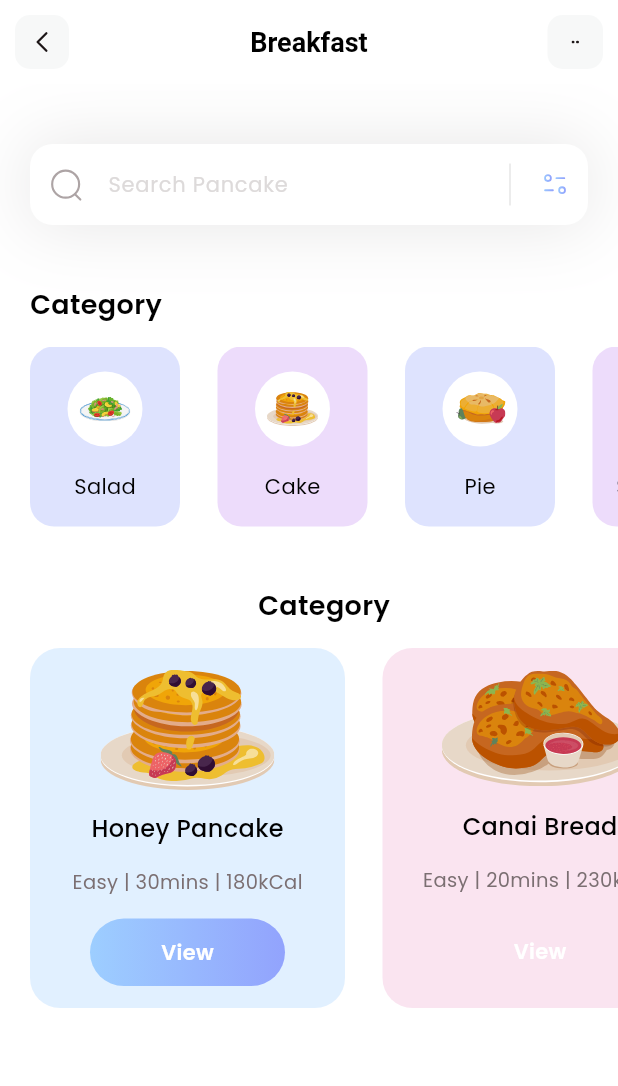
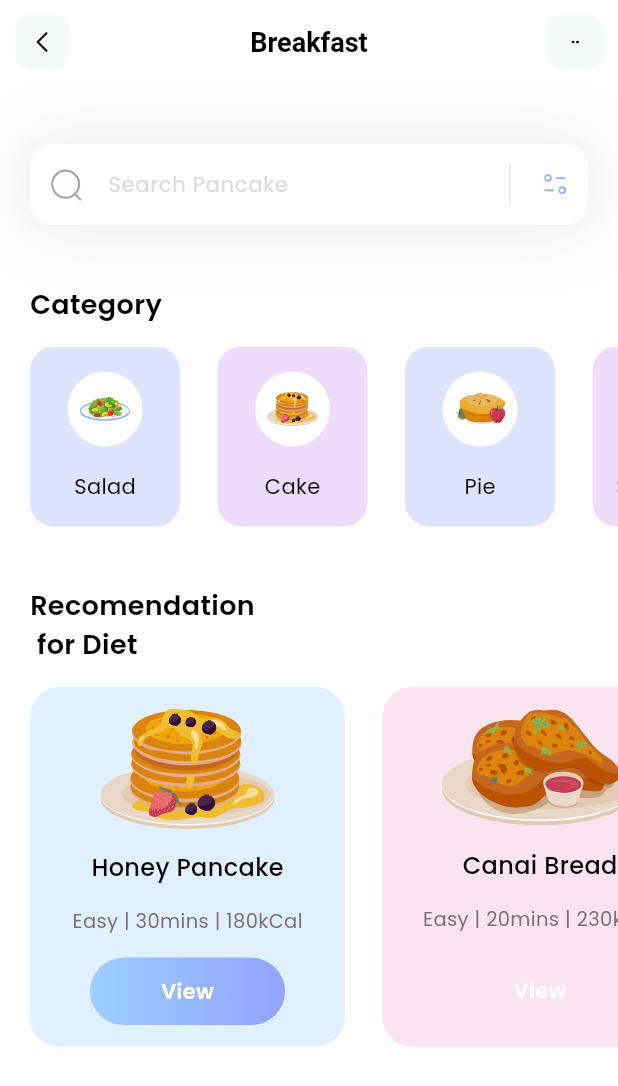
Before and after one commit to superGemHere/Flutter-Beginner-Friendly-Project, a Flutter app: the screen it shows after launch, on a phone screen of 412 x 824 dp. Shown: the top 1086 px of the screen. Run offline on Flutter 3.47's test engine with Material 3 defaults, Android fonts, the phone set to English and light mode, and no system bars; our stand-ins replace flutter_svg.

Commit message:
feat: align text left

```diff
--- a/fitness/lib/pages/home.dart
+++ b/fitness/lib/pages/home.dart
@@ -37,11 +37,12 @@ class HomePage extends StatelessWidget {
 
   Column _dietSection() {
     return Column(
+          crossAxisAlignment: CrossAxisAlignment.start,
           children: [
           Padding(
             padding: const EdgeInsets.only(left: 20),
             child: Text(
-              'Category',
+              'Recomendation\n for Diet',
               style: TextStyle(
                 color: Colors.black,
                 fontSize: 18,
```
